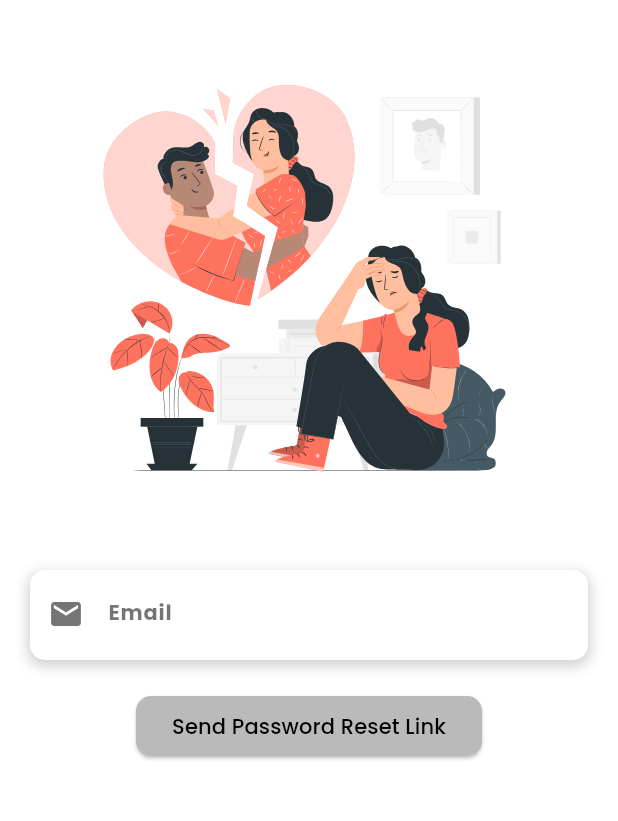
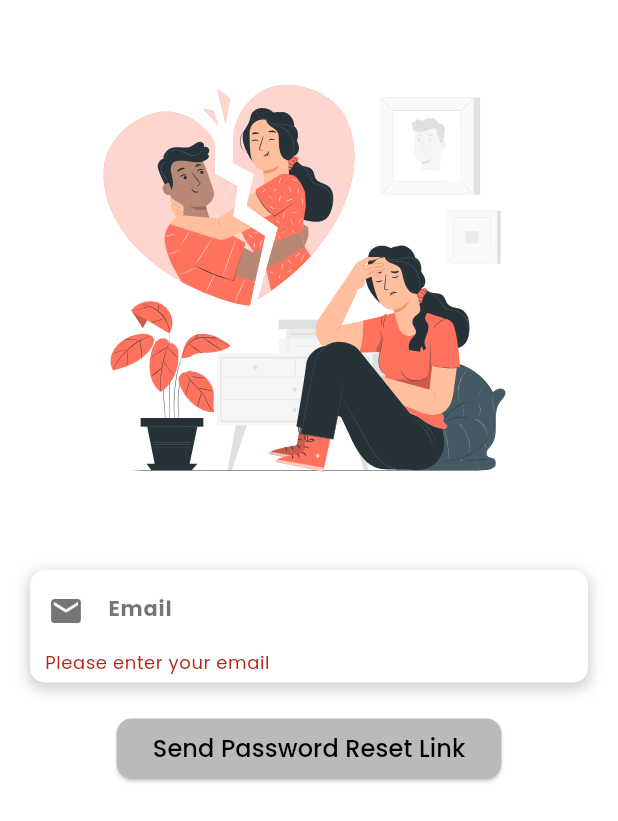
Before and after one commit to Ayushpanditmoto/juconfession, a Flutter app: the Forgot screen opened by its route, after a tap on "Send Password Reset Link", on a phone screen of 412 x 824 dp. Shown: the top 821 px of the screen. Run offline on Flutter 3.47's test engine with Material 2 defaults, Android fonts, the phone set to English and light mode, and no system bars; our stand-ins replace cached_network_image, cloud_firestore, connectivity_plus, firebase_auth, firebase_core, firebase_database and 10 more; missing offline and left inert: cloudinary, flutter_webrtc, peerdart; accounts and stored records are empty; network calls fail.

Commit message:
feat forgot paswword working

```diff
--- a/lib/Screens/forgot_password.dart
+++ b/lib/Screens/forgot_password.dart
@@ -1,3 +1,6 @@
+// ignore_for_file: use_build_context_synchronously
+
+import 'package:firebase_auth/firebase_auth.dart';
 import 'package:flutter/material.dart';
 import 'package:flutter_svg/flutter_svg.dart';
 import 'package:juconfession/components/custom_text_field.dart';
@@ -11,6 +14,41 @@ class Forgot extends StatefulWidget {
 
 class _ForgotState extends State<Forgot> {
   TextEditingController controller = TextEditingController();
+  final _formKey = GlobalKey<FormState>();
+  bool isLoading = false;
+
+  void forgotPassword() async {
+    try {
+      if (_formKey.currentState!.validate() == false) return;
+
+      setState(() {
+        isLoading = true;
+      });
+      await FirebaseAuth.instance
+          .sendPasswordResetEmail(email: controller.text);
+
+      ScaffoldMessenger.of(context).showSnackBar(
+        const SnackBar(
+          content: Text('Password reset link sent to your email'),
+        ),
+      );
+      setState(() {
+        isLoading = false;
+      });
+    } on FirebaseAuthException catch (e) {
+      setState(() {
+        isLoading = false;
+      });
+      if (e.code == 'user-not-found') {
+        ScaffoldMessenger.of(context).showSnackBar(
+          const SnackBar(
+            content: Text('No user found for that email'),
+          ),
+        );
+      }
+    }
+  }
+
   @override
   Widget build(BuildContext context) {
     return Scaffold(
@@ -44,17 +82,28 @@ class _ForgotState extends State<Forgot> {
                     ),
                   ],
                 ),
+                child: Form(
+                  key: _formKey,
                   child: TextEnterArea(
                       prefixIcon: const Icon(
                         Icons.email,
                         color: Colors.black54,
                       ),
                       controller: controller,
-                    hintText: 'Email'),
+                      hintText: 'Email',
+                      validator: (p0) {
+                        if (p0!.isEmpty) {
+                          return 'Please enter your email';
+                        } else if (!p0.contains('@gmail.com')) {
+                          return 'Please enter a valid email';
+                        }
+                        return null;
+                      }),
+                ),
               ),
               const SizedBox(height: 20),
               ElevatedButton(
-                onPressed: () {},
+                onPressed: forgotPassword,
                 style: ElevatedButton.styleFrom(
                   foregroundColor: const Color.fromARGB(255, 0, 0, 0),
                   backgroundColor: const Color.fromARGB(255, 186, 186, 186),
@@ -62,7 +111,22 @@ class _ForgotState extends State<Forgot> {
                     borderRadius: BorderRadius.circular(10),
                   ),
                 ),
-                child: const Text('Send Password Reset Link'),
+                child: isLoading
+                    ? const SizedBox(
+                        height: 20,
+                        width: 20,
+                        child: CircularProgressIndicator(
+                          color: Colors.white,
+                        ),
+                      )
+                    : const Text(
+                        'Send Password Reset Link',
+                        style: TextStyle(
+                          color: Colors.black,
+                          fontSize: 16,
+                          // fontWeight: FontWeight.bold,
+                        ),
+                      ),
               ),
             ],
           ),
```
Lines whose indentation alone changed are shown as unchanged.
